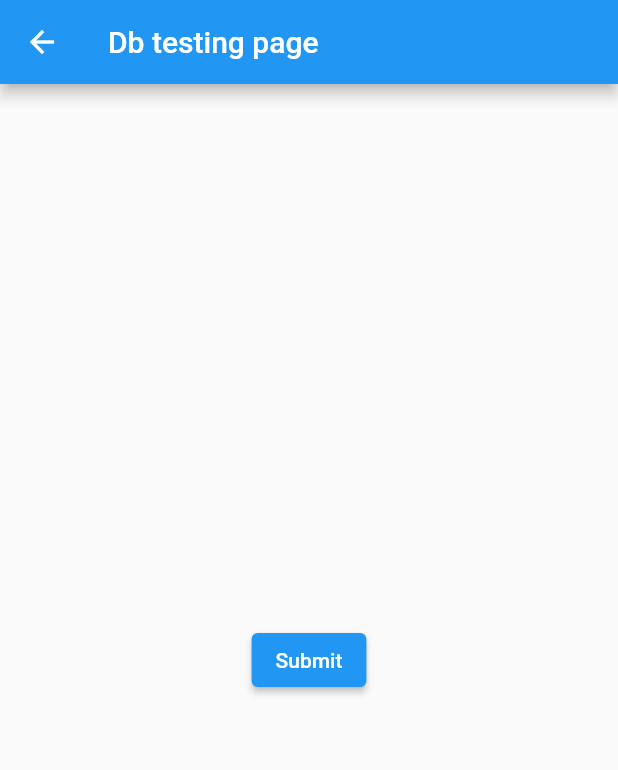
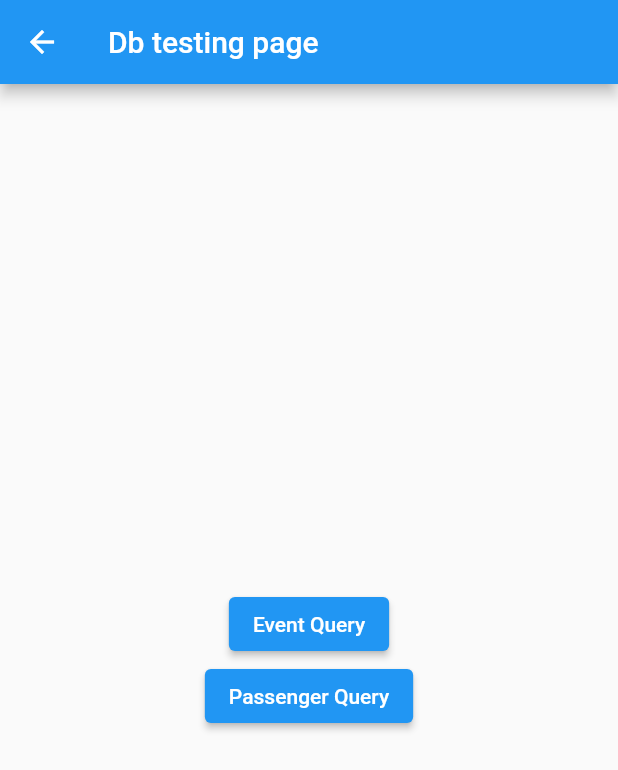
Before and after one commit to ejmalzone/team-united-airlines-airport-operations, a Flutter app: the DatabaseRoute screen opened by its route, on a phone screen of 412 x 824 dp. Shown: the top 770 px of the screen. Run offline on Flutter 3.47's test engine with Material 2 defaults, Android fonts, the phone set to English and light mode, and no system bars; our stand-ins replace camera, date_field, jiffy; missing offline and left inert: qr_bar_code_scanner_dialog, requests.

Commit message:
Added query for pulling passengers

```diff
--- a/airportops_frontend/lib/classes/passenger.dart
+++ b/airportops_frontend/lib/classes/passenger.dart
@@ -15,6 +15,28 @@ class Passenger {
   List<String> requests = [];
   Status status = Status.unboarded;
 
+  /*
+  class Passenger {
+  final String passengerId;
+  final String nameFirst;
+  final String nameLast;
+  final DateTime birthday;
+  final int row;
+  final String seat;
+  bool boarded;
+  final String flightSource;
+  final String flightDestination;
+  final List<String> accomodations;
+  final String event;
+
+  //final int reservationNum;
+  //final DateTime flightSourceDate;
+  //final DateTime flightDestinationDate;
+  //final String citizenship;
+  //List<String> requests = [];
+  Status status = Status.unboarded;
+   */
+
   Passenger(
       {required this.nameFirst,
       required this.nameLast,
@@ -28,7 +50,26 @@ class Passenger {
       required this.seat,
       requests});
 
-
+  /*
+      Passenger({
+    required this.passengerId,
+    required this.nameFirst,
+    required this.nameLast,
+    required this.birthday,
+    required this.row,
+    required this.seat,
+    required this.boarded,
+    required this.flightSource,
+    required this.flightDestination,
+    required this.accomodations,
+    required this.event,
+    //required this.reservationNum,
+    //required this.flightSourceDate,
+    //required this.flightDestinationDate,
+    //required this.citizenship,
+    //requests});
+  });
+       */
 
   bool isAdult() {
     return DateTime.now().difference(birthday).inDays > (365 * 18);
@@ -45,4 +86,14 @@ class Passenger {
       return requests.join(', ');
     }
   }
+
+  /*String get requestsString {
+    //if (requests.isEmpty) {
+    if (accomodations.isEmpty) {
+      return 'None';
+    } else {
+      //return requests.join(', ');
+      return accomodations.join(', ');
+    }
+  }*/
 }
--- a/airportops_frontend/lib/database.dart
+++ b/airportops_frontend/lib/database.dart
@@ -10,3 +10,12 @@ Future<Map<String, dynamic>> testRequest() async {
   Map<String, dynamic> data = jsonDecode(body);
   return data;
 }
+
+Future<Map<String, dynamic>> passengerRequest() async {
+  var reply = await Requests.get(
+      'http://ec2-52-3-243-69.compute-1.amazonaws.com:5000/api/passenger/');
+  reply.raiseForStatus();
+  String body = reply.content();
+  Map<String, dynamic> data = jsonDecode(body);
+  return data;
+}
--- a/airportops_frontend/lib/main.dart
+++ b/airportops_frontend/lib/main.dart
@@ -58,14 +58,29 @@ class DatabaseRoute extends StatelessWidget {
         title: const Text('Db testing page'),
       ),
       body: Center(
-        child: ElevatedButton(
+        child: Column(
+            mainAxisAlignment: MainAxisAlignment.center,
+            children: <Widget>[
+              ElevatedButton(
                 onPressed: () async {
                   print('Testing: ');
                   var req = await testRequest();
                   print(req['data']);
                 },
-          child: const Text('Submit'),
+                child: const Text('Event Query'),
               ),
+              ElevatedButton(
+                onPressed: () async {
+                  print('Testing: ');
+                  var req = await passengerRequest();
+                  //print(req['data']);
+                  for (final person in req['data']) {
+                    print('Passenger: $person');
+                  }
+                },
+                child: const Text('Passenger Query'),
+              ),
+            ]),
       ),
     );
   }
--- a/airportops_frontend/lib/scanning.dart
+++ b/airportops_frontend/lib/scanning.dart
@@ -22,8 +22,11 @@ class _UniversalScanAppState extends State<UniversalScanApp> {
         ),
         body: Builder(builder: (context) {
           if (code != null) {
-            return Material(
+            //return Material(
+            //child: Center(
+            return Center(
               child: Column(
+                mainAxisAlignment: MainAxisAlignment.center,
                 children: <Widget>[
                   Center(
                     child: ElevatedButton(
@@ -49,7 +52,10 @@ class _UniversalScanAppState extends State<UniversalScanApp> {
                     child: Text('Query based on ${this.code}'),
                   ),
                 ],
-            ));
+              ),
+              //),
+            );
+            //);
           }
 
           return Material(
```
Lines whose indentation alone changed are shown as unchanged.
